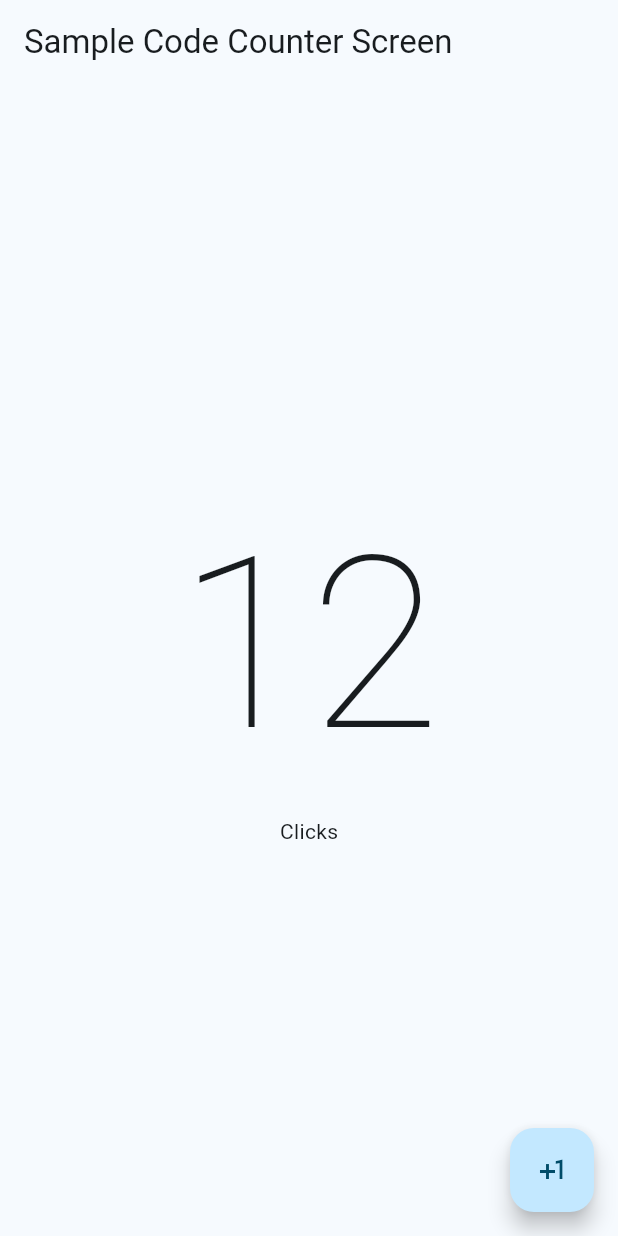
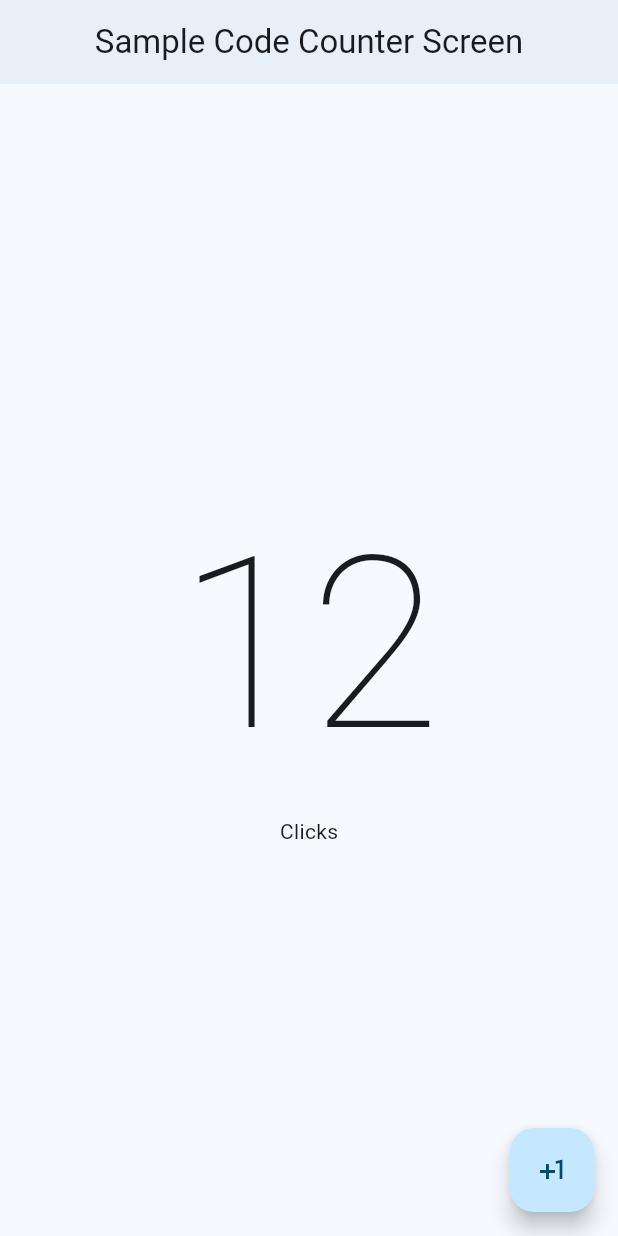
Before and after one commit to TitoB/Counter-App, a Flutter app: the screen it shows after launch, on a phone screen of 412 x 824 dp. Run offline on Flutter 3.47's test engine with Material 2 defaults, Android fonts, the phone set to English and light mode, and no system bars.

Commit message:
actualizacion de contador

```diff
--- a/lib/presentation_screen/counter_screen.dart
+++ b/lib/presentation_screen/counter_screen.dart
@@ -9,7 +9,10 @@ class CounterScreen extends StatelessWidget{
   Widget build(BuildContext context){
     return  Scaffold(
       appBar: AppBar(
-        title: const Text('Sample Code Counter Screen'),
+        title: const Text('Sample Code Counter Screen') ,
+        centerTitle:true,
+        elevation: 2,
+
       ),
       body:  Center(
         child: Column(
```
